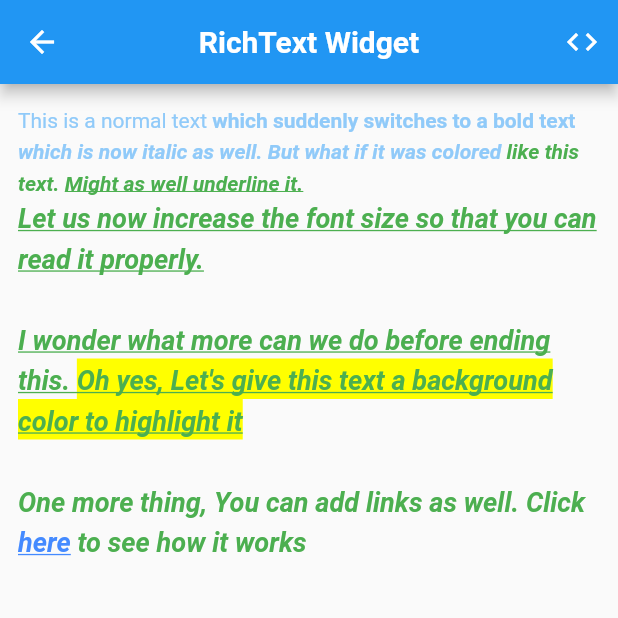
After one commit to MV1998/flutter_cheat_sheet_app, a Flutter app: the RichTextWidget screen opened directly, on a phone screen of 412 x 824 dp, the top half of it. The commit adds this screen. Run offline on Flutter 3.47's test engine with Material 2 defaults, Android fonts, the phone set to English and light mode, and no system bars; our stand-ins replace signature, transparent_image.

```diff
--- /dev/null
+++ b/lib/flutter_widgets/limited_box.dart
@@ -0,0 +1,90 @@
+import 'package:flutter/material.dart';
+
+class LimitedBoxWidget extends StatefulWidget {
+  @override
+  _LimitedBoxWidgetState createState() => _LimitedBoxWidgetState();
+}
+
+class _LimitedBoxWidgetState extends State<LimitedBoxWidget> {
+
+  @override
+  void initState() {
+    super.initState();
+  }
+
+  @override
+  Widget build(BuildContext context) {
+    return Scaffold(
+        appBar: AppBar(
+          centerTitle: true,
+          title: Text(
+            'LimitedBox Widget',
+            style: TextStyle(
+                fontSize: 20.0,
+                fontWeight: FontWeight.bold,),
+          ),
+          actions: <Widget>[
+            IconButton(
+              icon: Icon(Icons.code),
+              onPressed: () {
+
+              }
+            )
+          ],
+        ),
+        body: MediaQuery.of(context).orientation == Orientation.portrait
+            ? portraitLayout(context)
+            : landscapeLayout(context));
+  }
+}
+
+Widget portraitLayout(context) => ListView(
+  children: <Widget>[
+    /// The size of the container is 0 in unconstrained environment
+    /// So Wrapping it with a LimitedBox will force its bounds
+    /// to set maxHeight or maxWidth.
+    /// Limited Box doesn't follow constraints when the parent is already
+    /// Bounded by constraints. It doesn't follow maxHeight of width
+    /// in that case
+    LimitedBox(
+      maxHeight: 200,
+      child: Container(
+        color: Colors.amber,
+        child: Center(
+          child: Padding(
+            padding: const EdgeInsets.all(8.0),
+            child: Text(
+              "I am wrapped inside a Limited Box with maxHeight set to 200\n"
+                  "This is necessary as my parent (ListView) is unconstrained\n"
+                  "Flip screen to see the other case",
+              style: TextStyle(color: Colors.black),
+              textAlign: TextAlign.center,
+            ),
+          ),
+        ),
+      ),
+    ),
+  ],
+);
+
+Widget landscapeLayout(context) => Container(
+  color: Colors.indigo,
+  child: LimitedBox(
+    maxWidth: 20,
+    child: Container(
+      color: Colors.amber,
+      child: Center(
+        child: Padding(
+          padding: const EdgeInsets.all(8.0),
+          child: Text(
+            "I am wrapped inside a Limited Box with maxWidth set to 20\n"
+                "But as my parent (Container) is already constrained, LimitedBox is respecting\n"
+                "those constrains.",
+            style: TextStyle(color: Colors.black),
+            textAlign: TextAlign.center,
+          ),
+        ),
+      ),
+    ),
+  ),
+);
--- /dev/null
+++ b/lib/flutter_widgets/reorderable_list.dart
@@ -0,0 +1,18 @@
+import 'package:flutter/material.dart';
+
+class ReorderableListViewWidget extends StatefulWidget {
+  @override
+  _ReorderableListViewWidgetState createState() => _ReorderableListViewWidgetState();
+}
+
+class _ReorderableListViewWidgetState extends State<ReorderableListViewWidget> {
+  @override
+  Widget build(BuildContext context) {
+    return Scaffold(
+      appBar: AppBar(
+        title: Text('Text View'),
+      ),
+      body: Text(''),
+    );
+  }
+}
--- /dev/null
+++ b/lib/flutter_widgets/rich_text.dart
@@ -0,0 +1,137 @@
+import 'package:flutter/gestures.dart';
+import 'package:flutter/material.dart';
+import 'package:url_launcher/url_launcher.dart';
+
+class RichTextWidget extends StatefulWidget {
+  @override
+  _RichTextWidgetState createState() => _RichTextWidgetState();
+}
+
+class _RichTextWidgetState extends State<RichTextWidget> {
+
+  @override
+  void initState() {
+    super.initState();
+  }
+
+  @override
+  Widget build(BuildContext context) {
+    return Scaffold(
+      appBar: AppBar(
+        centerTitle: true,
+        title: Text(
+          'RichText Widget',
+          style: TextStyle(
+            fontSize: 20.0,
+            fontWeight: FontWeight.bold,
+          ),
+        ),
+        actions: <Widget>[IconButton(icon: Icon(Icons.code), onPressed: () {})],
+      ),
+      body: Padding(
+        padding: const EdgeInsets.all(12.0),
+        child: RichText(
+          text: TextSpan(
+            /// A default style for all the TextSpans below.
+            style: TextStyle(
+              fontWeight: FontWeight.normal,
+              fontSize: 14.0,
+              color: Theme.of(context).backgroundColor,
+              height: 1.5,
+            ),
+            children: <TextSpan>[
+              TextSpan(text: "This is a normal text "),
+              TextSpan(
+                text: "which suddenly switches to a bold text ",
+                style: TextStyle(fontWeight: FontWeight.bold, fontSize: 14.0),
+              ),
+              TextSpan(
+                text:
+                "which is now italic as well. But what if it was colored ",
+                style: TextStyle(
+                    fontWeight: FontWeight.bold,
+                    fontStyle: FontStyle.italic,
+                    fontSize: 14.0),
+              ),
+              TextSpan(
+                text: "like this text. ",
+                style: TextStyle(
+                    fontWeight: FontWeight.bold,
+                    fontStyle: FontStyle.italic,
+                    color: Colors.green,
+                    fontSize: 14.0),
+              ),
+              TextSpan(
+                text: "Might as well underline it.\n",
+                style: TextStyle(
+                    fontWeight: FontWeight.bold,
+                    fontStyle: FontStyle.italic,
+                    color: Colors.green,
+                    decoration: TextDecoration.underline,
+                    fontSize: 14.0),
+              ),
+              TextSpan(
+                text:
+                "Let us now increase the font size so that you can read it properly.",
+                style: TextStyle(
+                    fontWeight: FontWeight.bold,
+                    fontStyle: FontStyle.italic,
+                    color: Colors.green,
+                    decoration: TextDecoration.underline,
+                    fontSize: 18.0),
+              ),
+              TextSpan(
+                text: "\n\nI wonder what more can we do before ending this. ",
+                style: TextStyle(
+                    fontWeight: FontWeight.bold,
+                    fontStyle: FontStyle.italic,
+                    color: Colors.green,
+                    decoration: TextDecoration.underline,
+                    fontSize: 18.0),
+              ),
+              TextSpan(
+                text:
+                "Oh yes, Let's give this text a background color to highlight it",
+                style: TextStyle(
+                    fontWeight: FontWeight.bold,
+                    fontStyle: FontStyle.italic,
+                    color: Colors.green,
+                    decoration: TextDecoration.underline,
+                    backgroundColor: Colors.yellowAccent,
+                    fontSize: 18.0),
+              ),
+              TextSpan(
+                text: "\n\nOne more thing, You can add links as well. Click ",
+                style: TextStyle(
+                    fontWeight: FontWeight.bold,
+                    fontStyle: FontStyle.italic,
+                    color: Colors.green,
+                    fontSize: 18.0),
+              ),
+              TextSpan(
+                  text: "here",
+                  style: TextStyle(
+                      fontWeight: FontWeight.bold,
+                      fontStyle: FontStyle.italic,
+                      color: Colors.blueAccent,
+                      decoration: TextDecoration.underline,
+                      fontSize: 18.0),
+                  recognizer: TapGestureRecognizer()
+                    ..onTap = () {
+                      launch('content://contacts/people/1');
+                    }),
+              TextSpan(
+                text: " to see how it works",
+                style: TextStyle(
+                    fontWeight: FontWeight.bold,
+                    fontStyle: FontStyle.italic,
+                    color: Colors.green,
+                    fontSize: 18.0),
+              ),
+            ],
+          ),
+        ),
+      ),
+    );
+  }
+}
--- a/pubspec.yaml
+++ b/pubspec.yaml
@@ -37,6 +37,7 @@ dev_dependencies:
   signature: ^3.1.1
   path:
   path_provider: ^1.6.1
+  url_launcher: ^5.4.11
 
 # For information on the generic Dart part of this file, see the
 # following page: https://dart.dev/tools/pub/pubspec
```
Also changed, not shown: lib/flutter_widgets/placeholder.dart (added, +109 -0 lines), lib/main.dart (+4 -5 lines), pubspec.lock.
